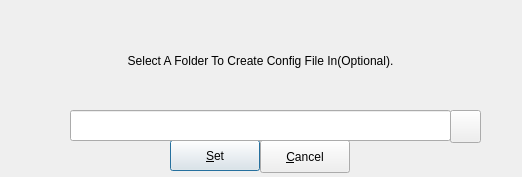
mhogomchungu/sirikali, file src/configfileoption.ui: the form before one commit.
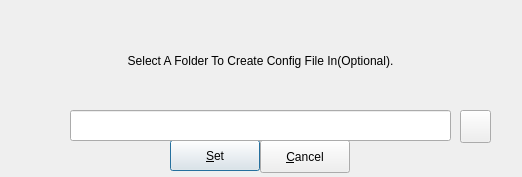
The form after the commit.

What changed in the file:
```diff
--- a/src/configfileoption.ui
+++ b/src/configfileoption.ui
@@ -55,7 +55,7 @@
   <widget class="QPushButton" name="pbOpenPath">
    <property name="geometry">
     <rect>
-     <x>450</x>
+     <x>460</x>
      <y>110</y>
      <width>31</width>
      <height>33</height>
```
